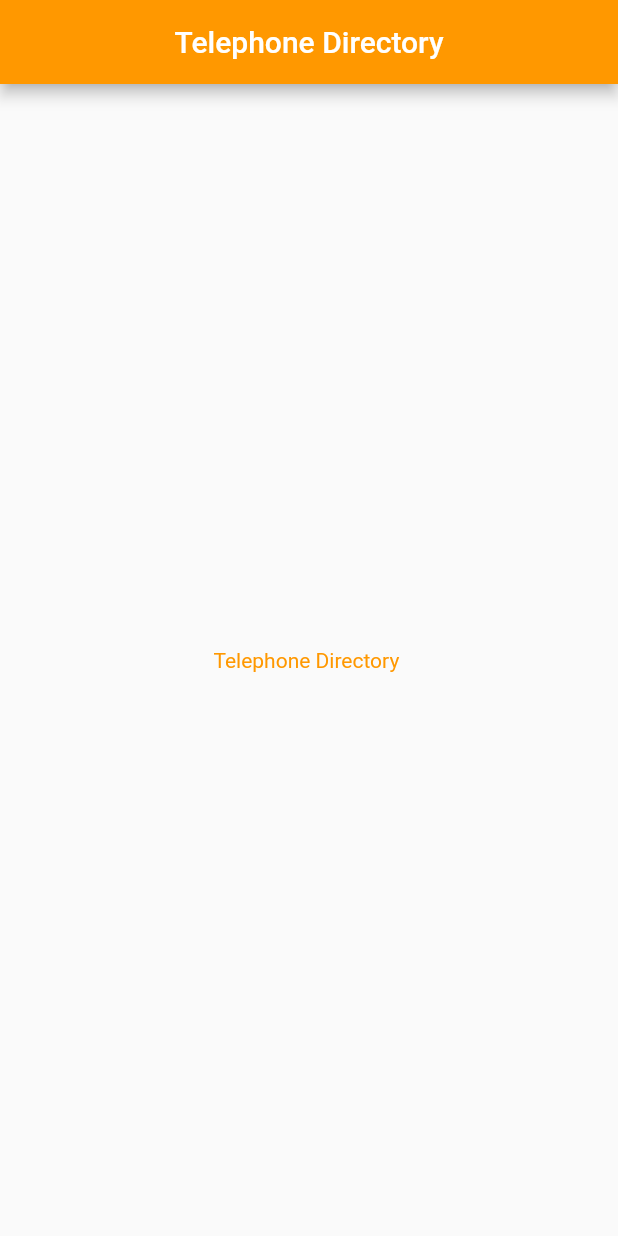
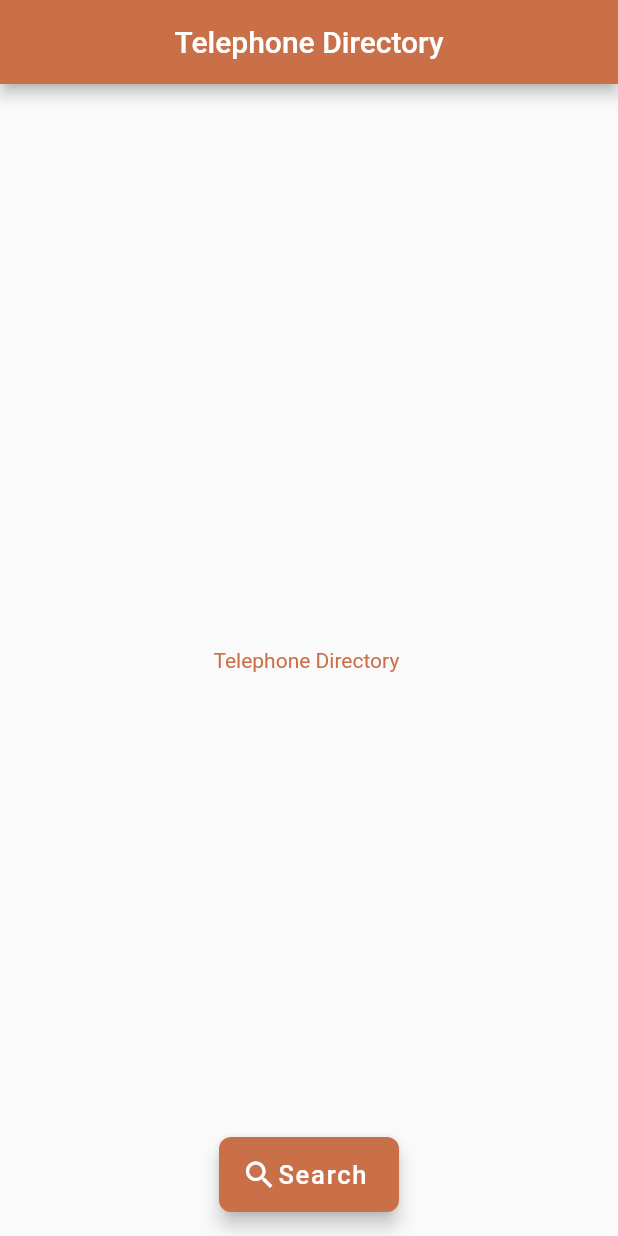
Before and after one commit to Chiru2004/telephoneapp, a Flutter app: the screen it shows after launch, on a phone screen of 412 x 824 dp. Run offline on Flutter 3.47's test engine with Material 2 defaults, Android fonts, the phone set to English and light mode, and no system bars.

Commit message:
second changes

```diff
--- a/telephoneapp/lib/screens/landingscreen.dart
+++ b/telephoneapp/lib/screens/landingscreen.dart
@@ -1,4 +1,5 @@
 import 'package:flutter/material.dart';
+import 'package:telephoneapp/widgets/searchbox.dart';
 
 class LandingScreen extends StatelessWidget
 {
@@ -10,11 +11,13 @@ class LandingScreen extends StatelessWidget
   return Scaffold(
         appBar: AppBar(
                        title: const Text("Telephone Directory"),
-                       backgroundColor: Colors.orange,
+                       backgroundColor: const Color.fromARGB(255,201,112,72),
                        centerTitle: true,
                       ),
+                      floatingActionButtonLocation: FloatingActionButtonLocation.centerFloat,
+        floatingActionButton: const SearchBox(),
          body: const Center(
-          child: Text("Telephone Directory ",style: TextStyle(color: Colors.orange),),
+          child: Text("Telephone Directory ",style: TextStyle(color: Color.fromARGB(255,201,112,72)),),
          ),
       );
   }
--- /dev/null
+++ b/telephoneapp/lib/widgets/searchbox.dart
@@ -0,0 +1,35 @@
+import 'package:flutter/material.dart';
+import 'package:telephoneapp/screens/searchscreen.dart';
+
+class SearchBox extends StatelessWidget
+{
+const SearchBox({super.key});
+@override
+
+Widget build(BuildContext context)
+{
+  return  SizedBox(
+          height: 50,
+          width: 120,
+          child: FloatingActionButton(
+            elevation: 5,
+            //clipBehavior: Clip.antiAlias,
+
+            shape: const RoundedRectangleBorder(borderRadius: BorderRadius.all(Radius.circular(8.0))),
+            backgroundColor: const Color.fromARGB(255,201,112,72),
+            splashColor: Colors.white,
+            onPressed: (){
+              Navigator.push(context, MaterialPageRoute(builder: (context) => const SearchMenu()));
+            },
+            child: const Row(
+              children: [
+                SizedBox(width: 15,),
+                Icon(Icons.search,),
+                Text("Search",style: TextStyle(fontSize: 17),)
+              ],
+            ) ,
+          ),
+        );
+}
+
+}
```
Also changed, not shown: telephoneapp/lib/screens/searchscreen.dart (added, +160 -0 lines).
